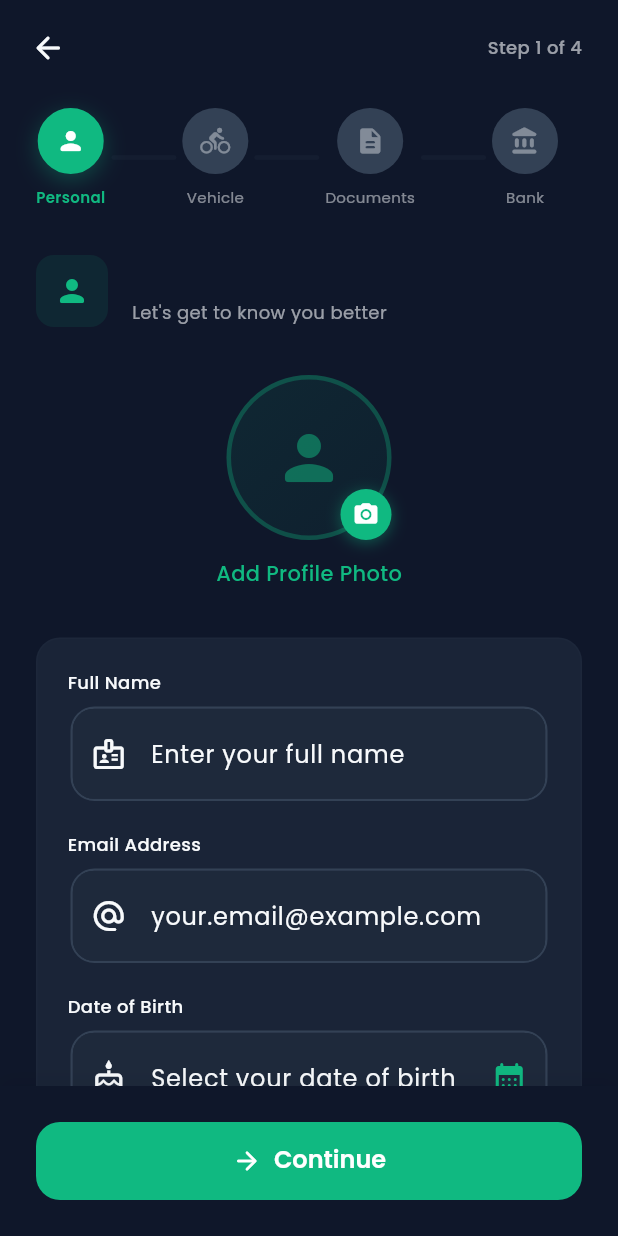
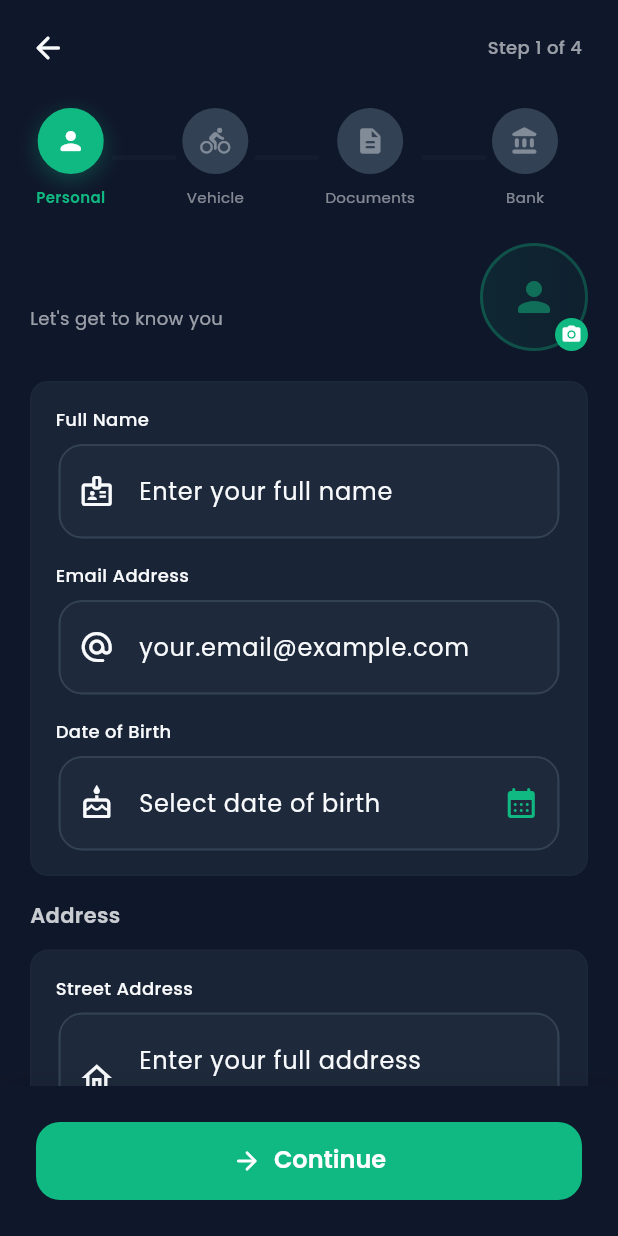
Before and after one commit to Nivs4796/SendIt, a Flutter app: the RegistrationView screen opened by its route, on a phone screen of 412 x 824 dp. Run offline on Flutter 3.47's test engine with Material 3 defaults, Android fonts, the phone set to English and light mode, and no system bars; our stand-ins replace dio, flutter_spinkit, geocoding, geolocator, get, get_storage and 5 more; accounts and stored records are empty.

Commit message:
Reduce spacing in registration steps for compact layout
- Personal: Profile photo moved to right side of header
- Reduced padding: 24px → 16-20px
- Reduced spacing between form fields: 20px → 16px
- Reduced section gaps: 32px → 20px, 24px → 16px
- Form cards: padding 20px → 16px, border radius 16px → 12px
- Applied same changes to Vehicle, Documents, Bank steps

```diff
--- a/pilot_app/lib/app/modules/registration/widgets/personal_details_step.dart
+++ b/pilot_app/lib/app/modules/registration/widgets/personal_details_step.dart
@@ -16,26 +16,28 @@ class PersonalDetailsStep extends GetView<RegistrationController> {
     final theme = Theme.of(context);
 
     return SingleChildScrollView(
-      padding: const EdgeInsets.all(24),
+      padding: const EdgeInsets.symmetric(horizontal: 20, vertical: 16),
       child: Column(
         crossAxisAlignment: CrossAxisAlignment.start,
         children: [
-          // Header
-          _buildSectionHeader(
-            theme,
-            icon: Icons.person_rounded,
-            title: 'Personal Details',
-            subtitle: 'Let\'s get to know you better',
+          // Header + Profile Photo Row
+          Row(
+            children: [
+              // Header
+              Expanded(
+                child: _buildCompactHeader(
+                  theme,
+                  title: 'Personal Details',
+                  subtitle: 'Let\'s get to know you',
+                ),
+              ),
+              const SizedBox(width: 16),
+              // Profile Photo
+              Obx(() => _buildCompactProfilePhoto(theme)),
+            ],
           ),
 
-          const SizedBox(height: 32),
-
-          // Profile Photo
-          Center(
-            child: Obx(() => _buildProfilePhoto(theme)),
-          ),
-
-          const SizedBox(height: 32),
+          const SizedBox(height: 20),
 
           // Form Card
           _buildFormCard(
@@ -50,7 +52,7 @@ class PersonalDetailsStep extends GetView<RegistrationController> {
                 textCapitalization: TextCapitalization.words,
               ),
 
-              const SizedBox(height: 20),
+              const SizedBox(height: 16),
 
               // Email
               AppTextField(
@@ -61,7 +63,7 @@ class PersonalDetailsStep extends GetView<RegistrationController> {
                 type: AppTextFieldType.email,
               ),
 
-              const SizedBox(height: 20),
+              const SizedBox(height: 16),
 
               // Date of Birth
               GestureDetector(
@@ -69,7 +71,7 @@ class PersonalDetailsStep extends GetView<RegistrationController> {
                 child: AbsorbPointer(
                   child: Obx(() => AppTextField(
                     label: 'Date of Birth',
-                    hint: 'Select your date of birth',
+                    hint: 'Select date of birth',
                     prefixIcon: const Icon(Icons.cake_outlined),
                     controller: TextEditingController(
                       text: controller.dateOfBirth.value != null
@@ -86,11 +88,11 @@ class PersonalDetailsStep extends GetView<RegistrationController> {
             ],
           ),
 
-          const SizedBox(height: 24),
+          const SizedBox(height: 16),
 
           // Address Section
-          _buildSectionLabel(theme, 'Address Information'),
-          const SizedBox(height: 16),
+          _buildSectionLabel(theme, 'Address'),
+          const SizedBox(height: 12),
 
           _buildFormCard(
             theme,
@@ -104,7 +106,7 @@ class PersonalDetailsStep extends GetView<RegistrationController> {
                 maxLines: 2,
               ),
 
-              const SizedBox(height: 20),
+              const SizedBox(height: 16),
 
               // City & State Row
               Row(
@@ -114,28 +116,26 @@ class PersonalDetailsStep extends GetView<RegistrationController> {
                       controller: controller.cityController,
                       label: 'City',
                       hint: 'City',
-                      prefixIcon: const Icon(Icons.location_city_rounded),
                     ),
                   ),
-                  const SizedBox(width: 16),
+                  const SizedBox(width: 12),
                   Expanded(
                     child: AppTextField(
                       controller: controller.stateController,
                       label: 'State',
                       hint: 'State',
-                      prefixIcon: const Icon(Icons.map_outlined),
                     ),
                   ),
                 ],
               ),
 
-              const SizedBox(height: 20),
+              const SizedBox(height: 16),
 
               // Pincode
               AppTextField(
                 controller: controller.pincodeController,
                 label: 'PIN Code',
-                hint: 'Enter 6-digit PIN',
+                hint: '6-digit PIN',
                 prefixIcon: const Icon(Icons.pin_drop_outlined),
                 type: AppTextFieldType.number,
                 maxLength: 6,
@@ -143,7 +143,78 @@ class PersonalDetailsStep extends GetView<RegistrationController> {
             ],
           ),
 
-          const SizedBox(height: 32),
+          const SizedBox(height: 16),
+        ],
+      ),
+    );
+  }
+
+  Widget _buildCompactHeader(ThemeData theme, {required String title, required String subtitle}) {
+    return Column(
+      crossAxisAlignment: CrossAxisAlignment.start,
+      children: [
+        Text(
+          title,
+          style: AppTextStyles.h4.copyWith(fontWeight: FontWeight.bold),
+        ),
+        const SizedBox(height: 4),
+        Text(
+          subtitle,
+          style: AppTextStyles.bodySmall.copyWith(
+            color: theme.colorScheme.onSurface.withValues(alpha: 0.6),
+          ),
+        ),
+      ],
+    );
+  }
+
+  Widget _buildCompactProfilePhoto(ThemeData theme) {
+    return GestureDetector(
+      onTap: () => _showImagePicker(Get.context!),
+      child: Stack(
+        children: [
+          Container(
+            width: 72,
+            height: 72,
+            decoration: BoxDecoration(
+              gradient: LinearGradient(
+                colors: [
+                  AppColors.primary.withValues(alpha: 0.1),
+                  AppColors.primary.withValues(alpha: 0.05),
+                ],
+              ),
+              shape: BoxShape.circle,
+              border: Border.all(
+                color: AppColors.primary.withValues(alpha: 0.3),
+                width: 2,
+              ),
+              image: controller.profilePhoto.value != null
+                  ? DecorationImage(
+                      image: FileImage(controller.profilePhoto.value!),
+                      fit: BoxFit.cover,
+                    )
+                  : null,
+            ),
+            child: controller.profilePhoto.value == null
+                ? Icon(
+                    Icons.person_rounded,
+                    size: 32,
+                    color: AppColors.primary.withValues(alpha: 0.5),
+                  )
+                : null,
+          ),
+          Positioned(
+            bottom: 0,
+            right: 0,
+            child: Container(
+              padding: const EdgeInsets.all(4),
+              decoration: BoxDecoration(
+                color: AppColors.primary,
+                shape: BoxShape.circle,
+              ),
+              child: const Icon(Icons.camera_alt_rounded, size: 14, color: Colors.white),
+            ),
+          ),
         ],
       ),
     );
@@ -206,10 +277,10 @@ class PersonalDetailsStep extends GetView<RegistrationController> {
 
   Widget _buildFormCard(ThemeData theme, {required List<Widget> children}) {
     return Container(
-      padding: const EdgeInsets.all(20),
+      padding: const EdgeInsets.all(16),
       decoration: BoxDecoration(
         color: theme.colorScheme.surfaceContainerHighest.withValues(alpha: 0.3),
-        borderRadius: BorderRadius.circular(16),
+        borderRadius: BorderRadius.circular(12),
         border: Border.all(
           color: theme.colorScheme.outline.withValues(alpha: 0.1),
         ),
```
Also changed, not shown: pilot_app/lib/app/modules/registration/widgets/bank_details_step.dart (+14 -14 lines), pilot_app/lib/app/modules/registration/widgets/documents_step.dart (+10 -10 lines), pilot_app/lib/app/modules/registration/widgets/vehicle_details_step.dart (+26 -27 lines).
